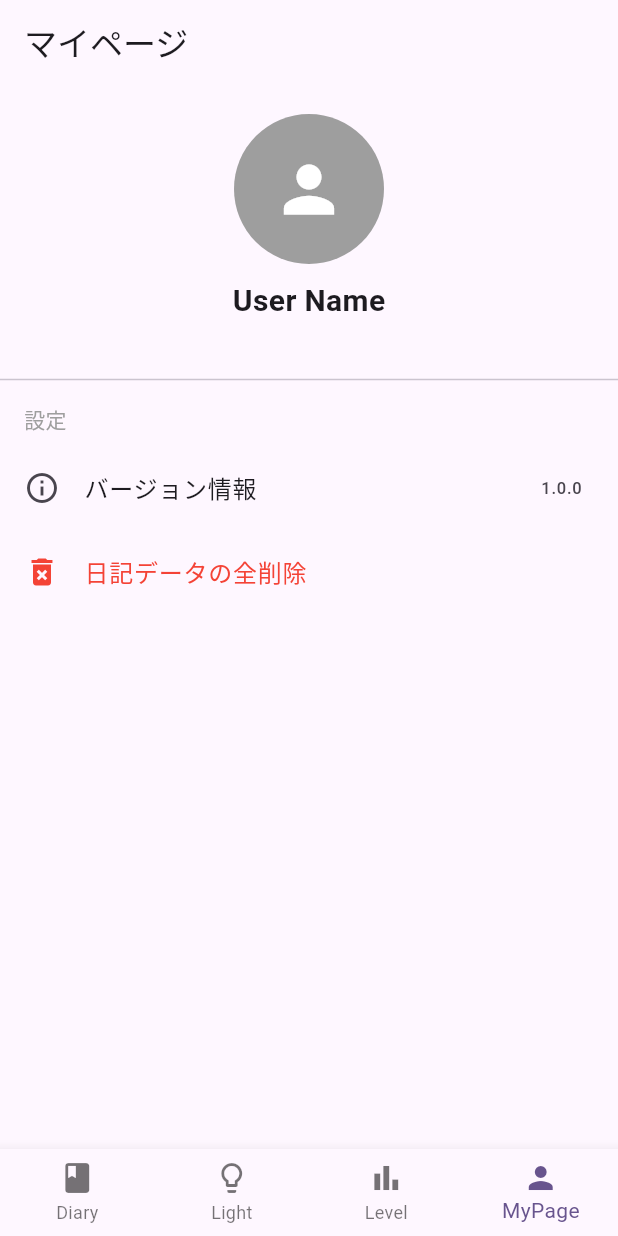
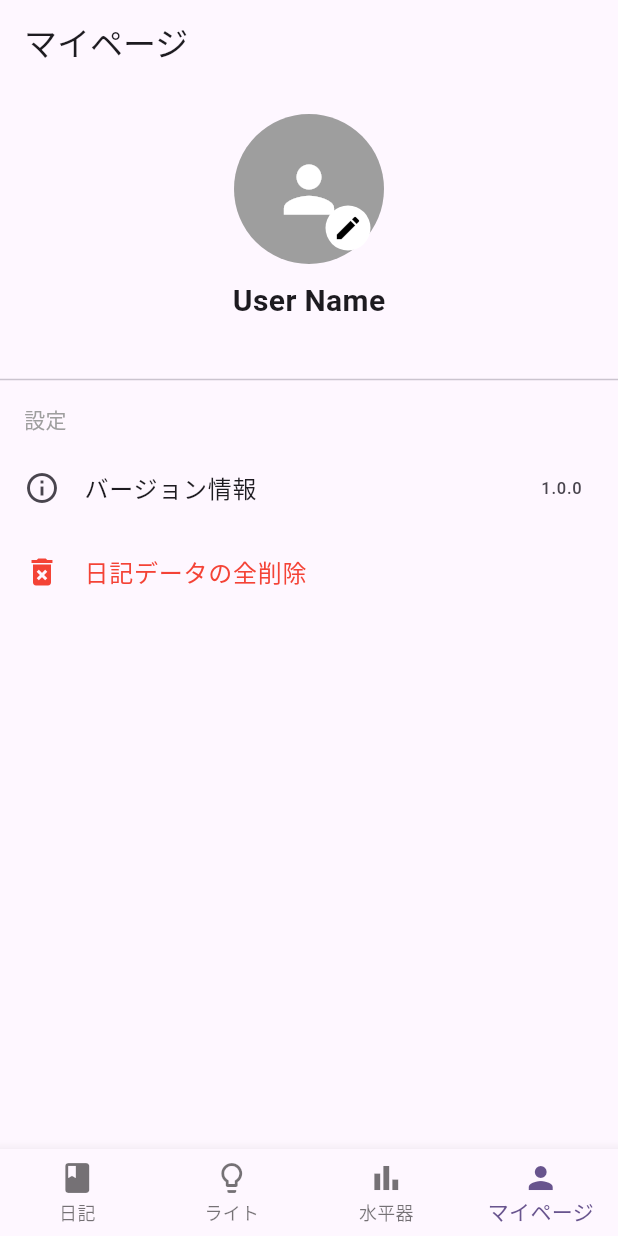
Before and after one commit to uetomo186/diy_partner, a Flutter app: the screen it shows after launch, item 4 of the bottom bar chosen, on a phone screen of 412 x 824 dp. Run offline on Flutter 3.47's test engine with Material 3 defaults, Android fonts, the light colour scheme and no system bars; our stand-ins replace flutter_colorpicker, flutter_riverpod, go_router, image_cropper, image_picker, package_info_plus and 5 more; missing offline and left inert: screen_brightness, torch_light; accounts and stored records are empty.

Commit message:
補修修正

```diff
--- a/lib/router/app_router.dart
+++ b/lib/router/app_router.dart
@@ -8,6 +8,7 @@ import '../widgets/scaffold_with_nav_bar.dart';
 
 import '../models/diary.dart';
 import '../screens/diary_edit_screen.dart';
+import '../screens/profile_image_preview_screen.dart';
 
 // Private navigators
 final _rootNavigatorKey = GlobalKey<NavigatorState>();
@@ -26,6 +27,14 @@ final appRouter = GoRouter(
       builder: (context, state) {
         final diary = state.extra as Diary?;
         return DiaryEditScreen(diary: diary);
+      },
+    ),
+    GoRoute(
+      path: '/mypage/preview',
+      parentNavigatorKey: _rootNavigatorKey,
+      builder: (context, state) {
+        final imagePath = state.extra as String;
+        return ProfileImagePreviewScreen(imagePath: imagePath);
       },
     ),
     // StatefulShellRoute maintains the state of each branch
--- a/lib/screens/level_screen.dart
+++ b/lib/screens/level_screen.dart
@@ -151,8 +151,8 @@ class _LevelScreenState extends ConsumerState<LevelScreen> {
           Row(
             mainAxisAlignment: MainAxisAlignment.spaceEvenly,
             children: [
-              _buildValueDisplay("X", xAngle),
-              _buildValueDisplay("Y", yAngle),
+              _buildValueDisplay("左右", xAngle),
+              _buildValueDisplay("前後", yAngle),
             ],
           ),
         ],
--- a/lib/screens/mypage_screen.dart
+++ b/lib/screens/mypage_screen.dart
@@ -1,8 +1,10 @@
+import 'dart:io';
 import 'package:flutter/material.dart';
 import 'package:flutter_riverpod/flutter_riverpod.dart';
 import 'package:package_info_plus/package_info_plus.dart';
 import 'package:go_router/go_router.dart';
 import '../providers/diary_providers.dart';
+import '../providers/user_provider.dart';
 
 class MyPageScreen extends ConsumerStatefulWidget {
   const MyPageScreen({super.key});
@@ -27,76 +29,76 @@ class _MyPageScreenState extends ConsumerState<MyPageScreen> {
     });
   }
 
-  Future<void> _deleteAllDiaries() async {
-    final confirm = await showDialog<bool>(
-      context: context,
-      builder: (context) => AlertDialog(
-        title: const Text('全データ削除'),
-        content: const Text('本当に全ての日記データを削除しますか？\nこの操作は取り消せません。'),
-        actions: [
-          TextButton(
-            onPressed: () => Navigator.pop(context, false),
-            child: const Text('キャンセル'),
-          ),
-          TextButton(
-            onPressed: () => Navigator.pop(context, true),
-            child: const Text('削除', style: TextStyle(color: Colors.red)),
-          ),
-        ],
-      ),
-    );
-
-    if (confirm == true) {
-      // Use the notifier to clear data.
-      // Since we don't have a "bulk delete" in the notifier yet, we can
-      // iterate or add a method. For minimal changes, we can use the DB directly
-      // but triggering a refresh is better. Let's stick to DB direct for "Danger Zone"
-      // but ensure provider is invalidated or refreshed if needed.
-      // Ideally notifier should have a clearAll method.
-      // For now, let's keep the existing logic but maybe invalidate the provider?
-      // Actually, let's just invalidate the provider after deletion.
-
-      // Accessing DB directly here for simplicity as notifier methods are single-item specific currently.
-      // A better refactor would add `deleteAll` to `DiaryListNotifier`.
-      final notifier = ref.read(diaryListProvider.notifier);
-      // However, we don't have access to DB directly here unless we import it,
-      // and we want to avoid mixing patterns. The clean way is to rely on provider side effects.
-      // Since we didn't add deleteAll to provider, let's import helper just for this
-      // or simply rely on the fact that we can create a quick provider method if we want.
-      // Let's use the DB helper directly for now as this is a "System" action.
-      // AND invalidate the list.
-
-      // Wait, we can't import DatabaseHelper here if we want to be clean.
-      // But we can just use the provider to refresh.
-      // Let's assume we won't add a new method to provider to save tokens,
-      // and just use the helper which is already imported in the original code?
-      // Oh, I see I should keep the import if I use it.
-
-      // BUT, to be "Riverpod-y", I should really move this logic to the provider.
-      // Let's simpler: just use what we had, but invalidate the provider.
-    }
-  }
-
   @override
   Widget build(BuildContext context) {
+    final userStateAsync = ref.watch(userProvider);
+
     return Scaffold(
       appBar: AppBar(title: const Text('マイページ')),
       body: ListView(
         children: [
           const SizedBox(height: 20),
           // User Profile Placeholder
-          const Center(
+          Center(
             child: Column(
               children: [
-                CircleAvatar(
-                  radius: 50,
-                  backgroundColor: Colors.grey,
-                  child: Icon(Icons.person, size: 50, color: Colors.white),
+                Stack(
+                  alignment: Alignment.bottomRight,
+                  children: [
+                    userStateAsync.when(
+                      data: (user) {
+                        return GestureDetector(
+                          onTap: () {
+                            if (user.profileImagePath != null) {
+                              context.push('/mypage/preview', extra: user.profileImagePath);
+                            }
+                          },
+                          child: Hero(
+                            tag: 'profile_image',
+                            child: CircleAvatar(
+                              radius: 50,
+                              backgroundColor: Colors.grey,
+                              backgroundImage: user.profileImagePath != null
+                                  ? FileImage(File(user.profileImagePath!))
+                                  : null,
+                              child: user.profileImagePath == null
+                                  ? const Icon(Icons.person, size: 50, color: Colors.white)
+                                  : null,
+                            ),
+                          ),
+                        );
+                      },
+                      loading: () => const CircleAvatar(
+                        radius: 50,
+                        backgroundColor: Colors.grey,
+                        child: CircularProgressIndicator(color: Colors.white),
+                      ),
+                      error: (_, __) => const CircleAvatar(
+                        radius: 50,
+                        backgroundColor: Colors.grey,
+                        child: Icon(Icons.error, color: Colors.white),
+                      ),
+                    ),
+                    IconButton(
+                      icon: const CircleAvatar(
+                        radius: 15,
+                        backgroundColor: Colors.white,
+                        child: Icon(Icons.edit, size: 20, color: Colors.black),
+                      ),
+                      onPressed: () {
+                        ref.read(userProvider.notifier).pickImage();
+                      },
+                    ),
+                  ],
                 ),
-                SizedBox(height: 10),
-                Text(
-                  'User Name',
-                  style: TextStyle(fontSize: 20, fontWeight: FontWeight.bold),
+                const SizedBox(height: 10),
+                userStateAsync.when(
+                  data: (user) => Text(
+                    user.userName,
+                    style: const TextStyle(fontSize: 20, fontWeight: FontWeight.bold),
+                  ),
+                  loading: () => const Text('Loading...'),
+                  error: (_, __) => const Text('Error'),
                 ),
               ],
             ),
--- a/lib/widgets/scaffold_with_nav_bar.dart
+++ b/lib/widgets/scaffold_with_nav_bar.dart
@@ -21,19 +21,19 @@ class ScaffoldWithNavBar extends StatelessWidget {
         items: const <BottomNavigationBarItem>[
           BottomNavigationBarItem(
             icon: Icon(Icons.book),
-            label: 'Diary',
+            label: '日記',
           ),
           BottomNavigationBarItem(
             icon: Icon(Icons.lightbulb_outline),
-            label: 'Light',
+            label: 'ライト',
           ),
           BottomNavigationBarItem(
             icon: Icon(Icons.bar_chart),
-            label: 'Level',
+            label: '水平器',
           ),
           BottomNavigationBarItem(
             icon: Icon(Icons.person),
-            label: 'MyPage',
+            label: 'マイページ',
           ),
         ],
       ),
--- a/pubspec.yaml
+++ b/pubspec.yaml
@@ -46,6 +46,9 @@ dependencies:
   sensors_plus: ^3.0.3
   package_info_plus: ^4.0.2
   shared_preferences: ^2.2.0
+  image_picker: ^1.0.7
+  image_cropper: ^5.0.1
+  path_provider: ^2.1.2
   flutter_riverpod: ^2.4.9
 
 dev_dependencies:
```
Also changed, not shown: lib/providers/user_provider.dart (added, +75 -0 lines), lib/screens/profile_image_preview_screen.dart (added, +28 -0 lines), pubspec.lock, 2 other files.
